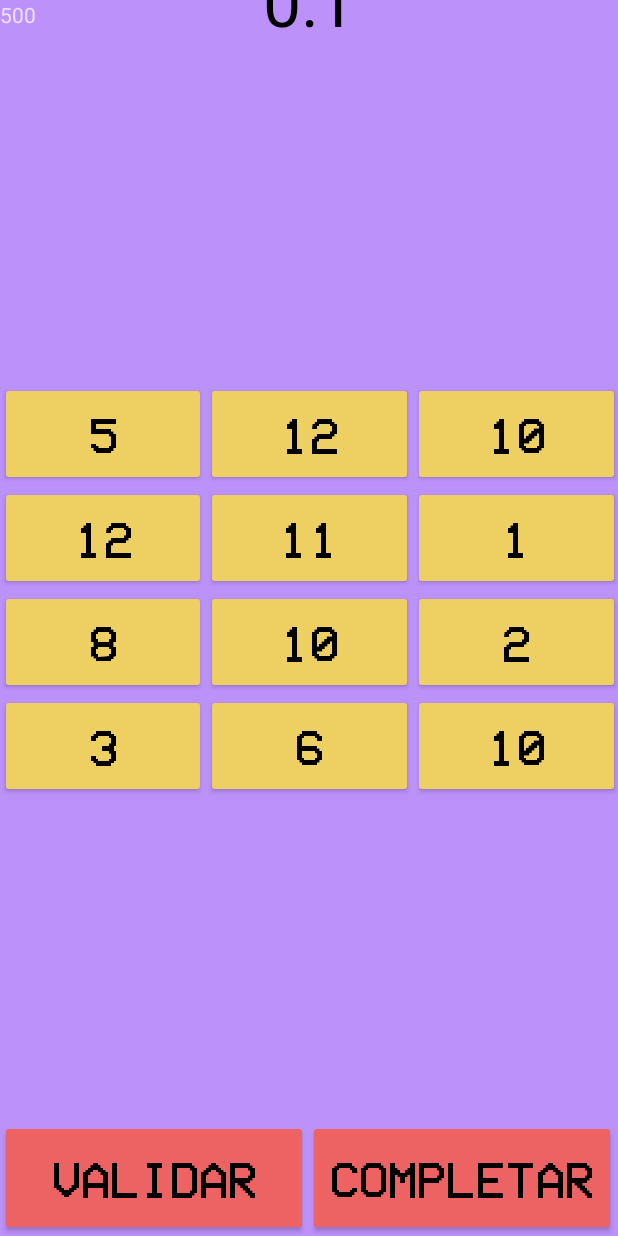
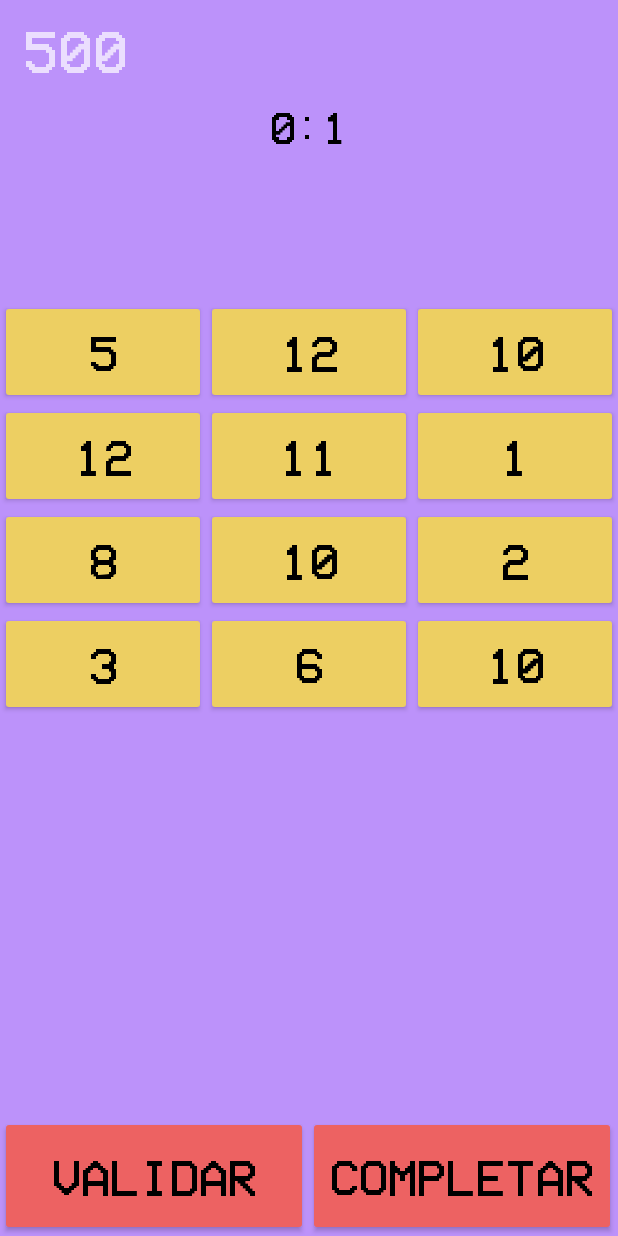
Before and after one commit to miguelaguilarv/TRIOGB, an Android app: the OrdenamientoActivity screen opened directly, with no data from a screen before it, on a phone screen of 412 x 824 dp. Run offline under Robolectric (Android 15) with nearby library versions, the light colour scheme and no system bars.

Commit message:
Cambios en diseño

```diff
--- a/app/src/main/java/com/vocesdelolimpo/triogb/Ordenamiento/Ordenamiento2Activity.java
+++ b/app/src/main/java/com/vocesdelolimpo/triogb/Ordenamiento/Ordenamiento2Activity.java
@@ -200,7 +200,6 @@
         } else {
 
             mensaje = "fail";
-
             finish();
             startActivity(getIntent());
         }
--- a/app/src/main/java/com/vocesdelolimpo/triogb/Ordenamiento/Ordenamiento3Activity.java
+++ b/app/src/main/java/com/vocesdelolimpo/triogb/Ordenamiento/Ordenamiento3Activity.java
@@ -55,7 +55,7 @@
         listado.add((Button) findViewById(R.id.bt11));
         listado.add((Button) findViewById(R.id.bt12));
 
-        final TextView texto = (TextView)findViewById(R.id.texto3);
+        final TextView texto = (TextView)findViewById(R.id.texto);
 
         final ArrayList numeros = new ArrayList();
 
--- a/app/src/main/res/layout/activity_ordenamiento.xml
+++ b/app/src/main/res/layout/activity_ordenamiento.xml
@@ -7,20 +7,60 @@
     android:background="#BC92FA"
     tools:context=".Ordenamiento.OrdenamientoActivity">
 
+    <LinearLayout
+        android:layout_width="match_parent"
+        android:layout_height="wrap_content"
+        android:visibility="visible"
+        android:orientation="vertical"
+        tools:ignore="MissingConstraints">
+
+
+        <TextView
+            android:id="@+id/textopuntaje"
+            android:layout_width="wrap_content"
+            android:layout_height="wrap_content"
+            android:layout_marginTop="15dp"
+            android:layout_marginLeft="15dp"
+            android:textSize="40dp"
+            android:fontFamily="@font/triogb"/>
+
+        <TextView
+            android:id="@+id/crono"
+            android:layout_width="wrap_content"
+            android:layout_height="wrap_content"
+            android:layout_marginTop="20dp"
+            android:layout_gravity="center_horizontal"
+            android:fontFamily="@font/triogb"
+            android:textColor="@color/black"
+            android:textSize="30dp"/>
+        <TextView
+            android:id="@+id/texto"
+            android:layout_width="wrap_content"
+            android:layout_height="wrap_content"
+            android:layout_marginTop="20dp"
+            android:layout_gravity="center"
+            android:textStyle="bold"
+            android:fontFamily="@font/triogb"
+            android:textColor="@color/black"
+            android:textSize="35dp" />
+
+    </LinearLayout>
+
+
+
     <TableLayout
         android:id="@+id/tableLayout"
-        android:layout_width="413dp"
-        android:layout_height="302dp"
+        android:layout_width="match_parent"
+        android:layout_height="wrap_content"
         android:visibility="visible"
+        tools:ignore="MissingConstraints">
 
-        app:layout_constraintBottom_toTopOf="@+id/linearLayout3"
-        app:layout_constraintTop_toBottomOf="@+id/linearLayout5"
-        tools:layout_editor_absoluteX="-2dp"
-        tools:ignore="MissingConstraints">
 
         <TableRow
             android:layout_width="match_parent"
-            android:layout_height="match_parent">
+            android:layout_height="match_parent"
+            android:layout_marginTop="200dp">
+
 
             <Button
                 android:id="@+id/bt1"
@@ -165,8 +205,8 @@
 
     <LinearLayout
         android:id="@+id/linearLayout3"
-        android:layout_width="410dp"
-        android:layout_height="77dp"
+        android:layout_width="match_parent"
+        android:layout_height="80dp"
         android:visibility="visible"
         android:orientation="horizontal"
         app:layout_constraintBottom_toBottomOf="parent"
@@ -194,52 +234,7 @@
             android:textSize="34sp" />
     </LinearLayout>
 
-    <TextView
-        android:id="@+id/textopuntaje"
-        android:layout_width="78dp"
-        android:layout_height="67dp"
-        android:text=""
-        tools:ignore="MissingConstraints" />
 
-    <LinearLayout
-        android:layout_width="406dp"
-        android:layout_height="68dp"
-        android:orientation="horizontal"
-        android:gravity="center"
-        app:layout_constraintBottom_toTopOf="@+id/linearLayout5"
-        app:layout_constraintEnd_toEndOf="parent"
-        app:layout_constraintStart_toStartOf="parent"
-        app:layout_constraintTop_toTopOf="parent">
-        <TextView
-            android:id="@+id/crono"
-            android:layout_width="wrap_content"
-            android:layout_height="wrap_content"
-            android:layout_gravity="center"
-            android:text="00:00:000"
-            android:textSize="45dp"
-            android:textColor="@color/black" />
 
-    </LinearLayout>
-
-    <LinearLayout
-        android:id="@+id/linearLayout5"
-        android:layout_width="414dp"
-        android:layout_height="64dp"
-        android:gravity="center"
-        android:orientation="horizontal"
-        app:layout_constraintEnd_toEndOf="parent"
-        app:layout_constraintStart_toStartOf="parent"
-        tools:layout_editor_absoluteY="65dp"
-        tools:ignore="MissingConstraints">
-
-        <TextView
-            android:id="@+id/texto"
-            android:layout_width="wrap_content"
-            android:layout_height="wrap_content"
-            android:layout_gravity="center"
-            android:fontFamily="@font/triogb"
-            android:textColor="#000000"
-            android:textSize="35dp" />
-    </LinearLayout>
 
 </androidx.constraintlayout.widget.ConstraintLayout>
--- a/app/src/main/res/layout/activity_puntaje_breakout.xml
+++ b/app/src/main/res/layout/activity_puntaje_breakout.xml
@@ -47,6 +47,7 @@
                 android:layout_width="match_parent"
                 android:layout_height="wrap_content"
                 android:layout_marginHorizontal="10dp"
+                android:gravity="center"
                 android:fontFamily="@font/triogb"
                 android:layout_marginTop="40dp"
                 android:text="Puntaje"
```
Also changed, not shown: app/src/main/res/layout/activity_ordenamiento2.xml (+37 -38 lines), app/src/main/res/layout/activity_ordenamiento3.xml (+36 -37 lines), app/src/main/res/layout/activity_ordenamiento4.xml (+34 -36 lines), app/src/main/res/layout/fragment_orden.xml (+21 -0 lines).
